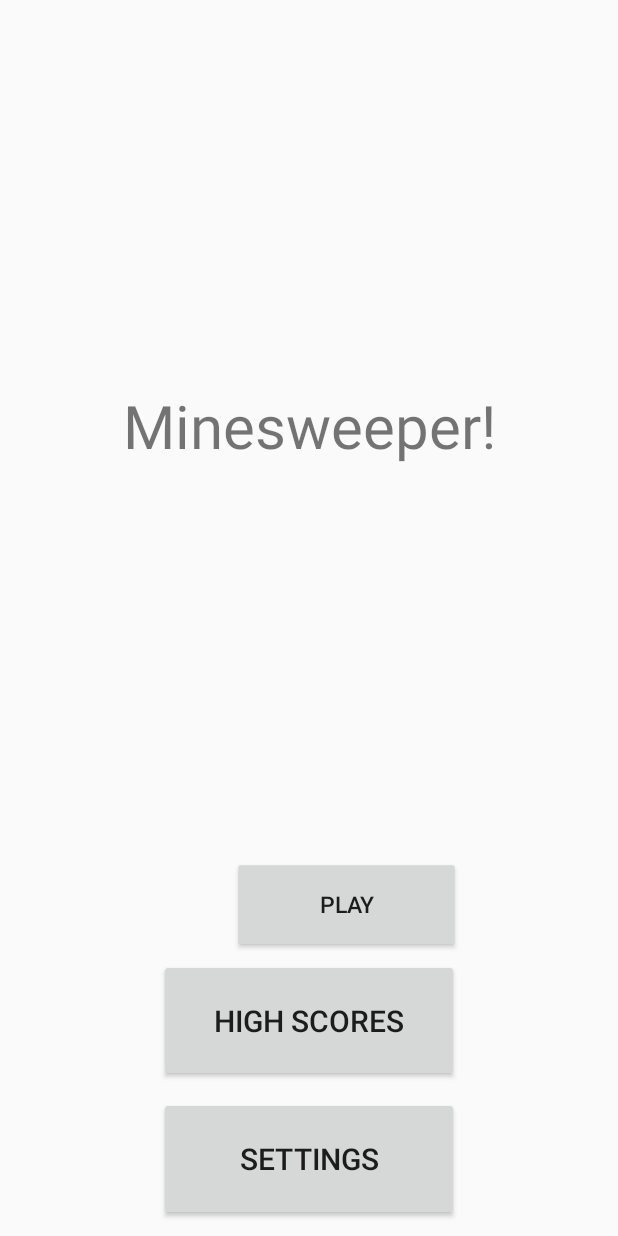
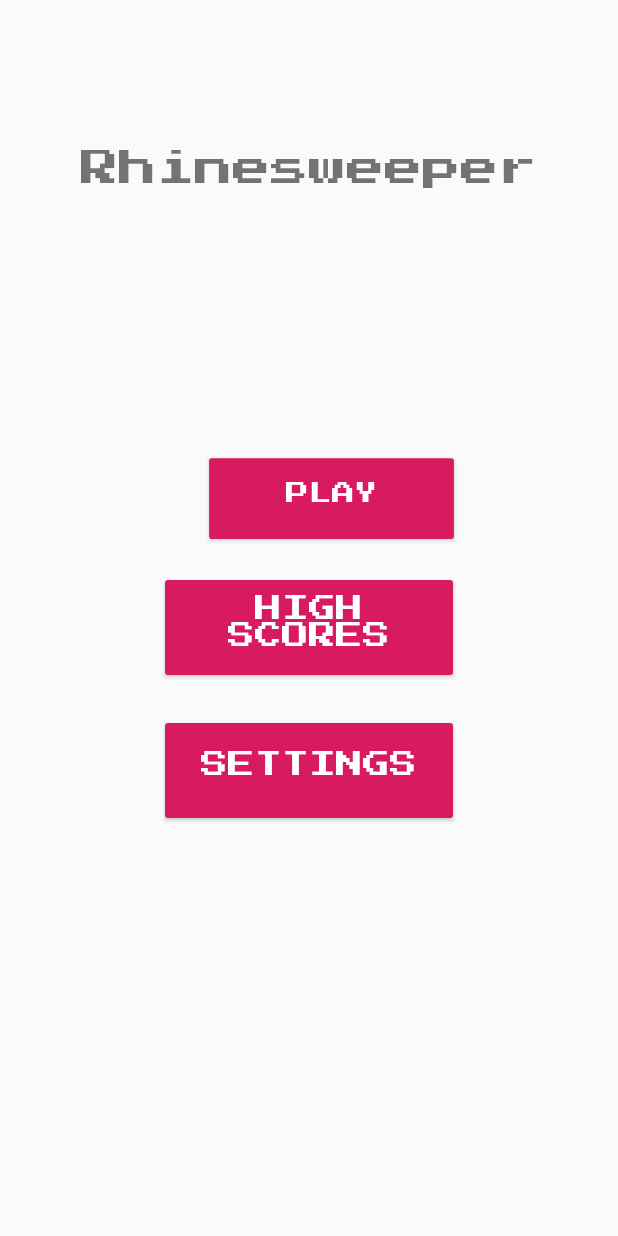
Before and after one commit to vil-kautto/minesweeper-mobile, an Android app: the screen it shows after launch (MainActivity), on a phone screen of 412 x 824 dp. Run offline under Robolectric (Android 15) with nearby library versions, the phone set to English and light mode, and no system bars; 1 statement that could not run was skipped.

Commit message:
Add font and general button styling
Added general text layout and general button styling layout

```diff
--- a/app/src/main/java/fi/tuni/minesweeper/MainActivity.java
+++ b/app/src/main/java/fi/tuni/minesweeper/MainActivity.java
@@ -96,7 +96,7 @@ public class MainActivity extends AppCompatActivity {
     protected void onResume() {
         super.onResume();
         TextView tv = findViewById(R.id.title);
-        tv.setText("Minesweeper!");
+        tv.setText("Rhinesweeper");
     }
 
     /**
@@ -124,7 +124,7 @@ public class MainActivity extends AppCompatActivity {
     }
 
     /**
-     * MyConnection maintains the connetion between SoundPlayer and this activity
+     * MyConnection maintains the connection between SoundPlayer and this activity
      */
     class MyConnection implements ServiceConnection {
 
--- a/app/src/main/res/anim/button_bounce.xml
+++ b/app/src/main/res/anim/button_bounce.xml
@@ -5,8 +5,8 @@
     <scale
         android:fromYScale="1"
         android:fromXScale="1"
-        android:toXScale="0.75"
-        android:toYScale="0.75"
+        android:toXScale="0.85"
+        android:toYScale="0.85"
         android:pivotY="150"
         android:pivotX="300"
         android:duration="750"
--- a/app/src/main/res/layout/activity_custom_game.xml
+++ b/app/src/main/res/layout/activity_custom_game.xml
@@ -15,6 +15,7 @@
         android:textSize="30dp"
         android:layout_marginVertical="25dp"
         android:layout_marginHorizontal="30dp"
+        style="@style/Common"
         />
 
     <TextView
@@ -26,6 +27,7 @@
         android:textStyle="bold"
         android:layout_marginVertical="25dp"
         android:layout_marginHorizontal="30dp"
+        style="@style/Common"
         />
 
     <EditText
@@ -37,6 +39,7 @@
         android:layout_gravity="center"
         android:layout_marginVertical="25dp"
         android:layout_marginHorizontal="30dp"
+        style="@style/Common"
         />
 
     <EditText
@@ -48,6 +51,8 @@
         android:layout_gravity="center"
         android:layout_marginTop="25dp"
         android:layout_marginHorizontal="30dp"
+        style="@style/Common"
+
         />
 
     <TextView
@@ -70,6 +75,7 @@
         android:layout_marginTop="30dp"
         android:layout_marginHorizontal="50dp"
         android:padding="25dp"
+        style="@style/CommonButton"
         />
 
 </LinearLayout>
--- a/app/src/main/res/layout/activity_game.xml
+++ b/app/src/main/res/layout/activity_game.xml
@@ -26,6 +26,7 @@
                 android:text="Mines: Yes"
                 android:textSize="20dp"
                 android:background="#FFFFFF"
+                style="@style/Common"
                 />
 
             <ImageButton
@@ -46,6 +47,7 @@
                 android:text="Time: 0"
                 android:textSize="20dp"
                 android:background="#FFFFFF"
+                style="@style/Common"
                 />
 
         </TableRow>
@@ -81,9 +83,10 @@
         android:layout_weight="1"
         android:gravity="center"
         android:text=""
-        android:textSize="20dp"
+        android:textSize="15dp"
         android:layout_marginHorizontal="20dp"
         android:background="#FFFFFF"
+        style="@style/Common"
         />
 
 </LinearLayout>
--- a/app/src/main/res/layout/activity_main.xml
+++ b/app/src/main/res/layout/activity_main.xml
@@ -13,47 +13,47 @@
         android:layout_height="wrap_content"
         android:text="Rhinesweeper"
         android:gravity="center"
-        android:layout_marginTop="20dp"
+        android:layout_marginTop="100dp"
+        android:layout_marginBottom="150dp"
         android:onClick="titleClick"
-        android:textSize="40dp"
-        android:layout_weight="0.7"
+        android:textSize="25sp"
+        style="@style/Common"
         />
 
     <Button
         android:id="@+id/playButton"
         android:layout_width="200dp"
         android:layout_height="75dp"
-        android:layout_weight="0.01"
         android:layout_gravity="center"
-        android:layout_marginBottom="10dp"
+        android:layout_marginBottom="20dp"
         android:text="play"
-        android:textSize="20dp"
+        android:textSize="18sp"
         android:onClick="clicked"
+        style="@style/CommonButton"
         />
 
     <Button
         android:id="@+id/highScoreButton"
         android:layout_width="200dp"
         android:layout_height="75dp"
-        android:layout_weight="0.01"
         android:layout_gravity="center"
-        android:layout_marginBottom="10dp"
+        android:layout_marginBottom="20dp"
         android:text="High Scores"
-        android:textSize="20dp"
+        android:textSize="18sp"
         android:onClick="clicked"
-        android:clickable="false"
+        style="@style/CommonButton"
         />
 
     <Button
         android:id="@+id/settingsButton"
         android:layout_width="200dp"
         android:layout_height="75dp"
-        android:layout_weight="0.01"
         android:layout_gravity="center"
-        android:layout_marginBottom="10dp"
+        android:layout_marginBottom="20dp"
         android:text="Settings"
-        android:textSize="20dp"
+        android:textSize="18sp"
         android:onClick="clicked"
+        style="@style/CommonButton"
         />
 
 </LinearLayout>
--- a/app/src/main/res/values/styles.xml
+++ b/app/src/main/res/values/styles.xml
@@ -15,4 +15,22 @@
         <item name="colorAccent">@color/colorAccent</item>
     </style>
 
+    <!-- Common text customization -->
+    <style name="Common">
+        <item name="android:fontFamily">@font/pixel_font</item>
+        <item name="fontFamily">@font/pixel_font</item>
+        <item name="android:textStyle">normal</item>
+    </style>
+
+    <!-- Common button customization -->
+    <style name="CommonButton" parent="@style/Widget.AppCompat.Button.Colored">
+        <item name="colorButtonNormal">#1a237e</item>
+        <item name="colorControlHighlight">#673ab7</item>
+
+        <!-- Button Text Customization -->
+        <item name="android:fontFamily">@font/pixel_font</item>
+        <item name="fontFamily">@font/pixel_font</item>
+        <item name="android:textStyle">normal</item>
+    </style>
+
 </resources>
```
Also changed, not shown: app/src/main/res/layout/activity_high_score.xml (+17 -8 lines), app/src/main/res/layout/activity_level_selection.xml (+7 -1 lines), app/src/main/res/font/pixel_font.ttf (added).
